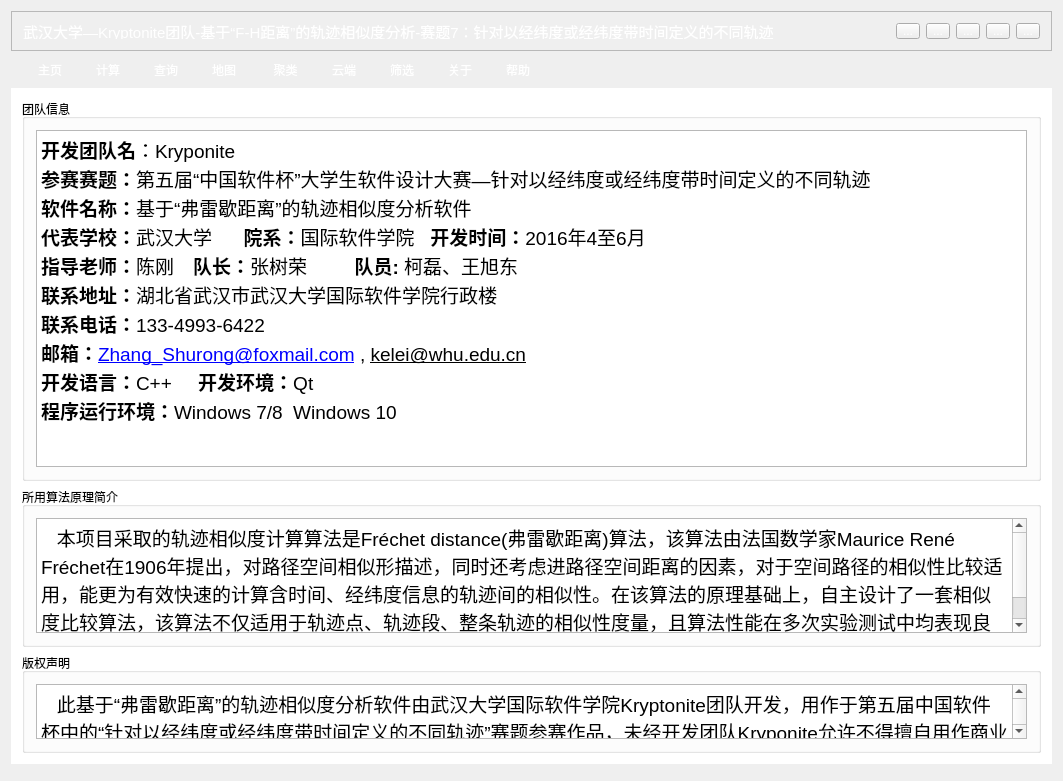
The window that main/mainwindow.ui (ZhangShurong/Trajectory-similarity) describes before a commit, drawn with Qt 5.
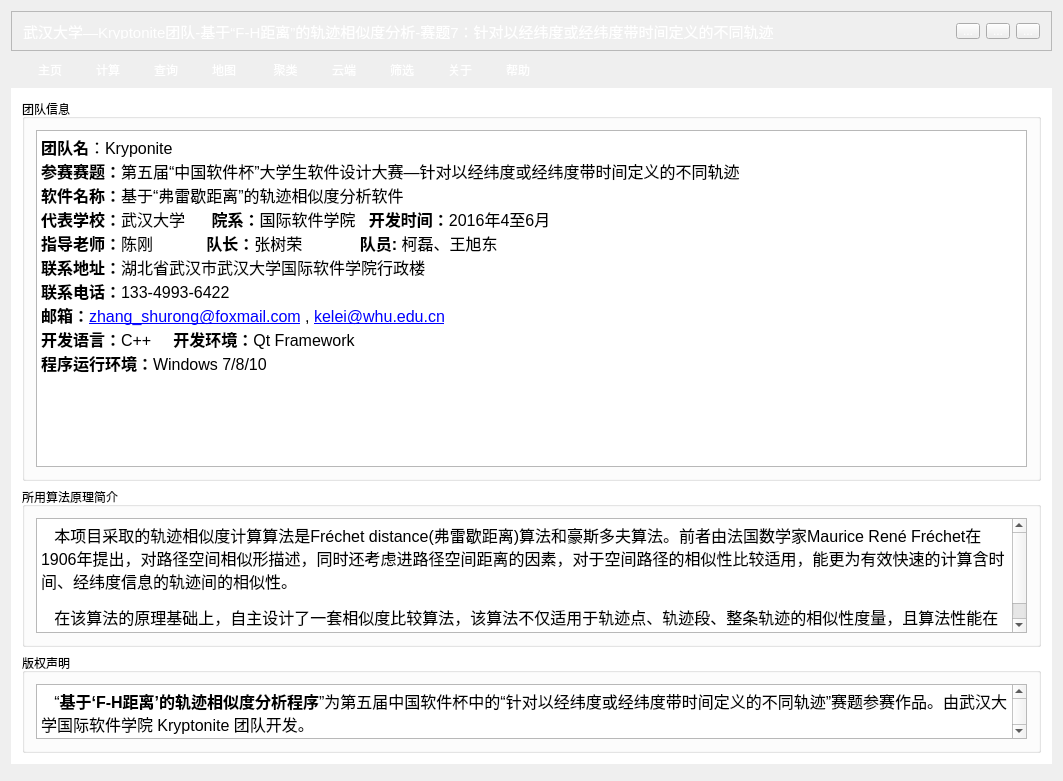
The same window after the commit. The open tabs and pages were chosen to show the change. Icons and pictures are not drawn. Custom widgets are drawn as their Qt base class.

Commit message: UI font and margin tweak.

Patch:
```diff
--- a/main/mainwindow.ui
+++ b/main/mainwindow.ui
@@ -206,40 +206,6 @@
          </property>
         </spacer>
        </item>
-       <item>
-        <widget class="QToolButton" name="skinToolButton">
-         <property name="text">
-          <string>...</string>
-         </property>
-         <property name="icon">
-          <iconset resource="res.qrc">
-           <normaloff>:/images/skin_normal.png</normaloff>:/images/skin_normal.png</iconset>
-         </property>
-         <property name="iconSize">
-          <size>
-           <width>27</width>
-           <height>25</height>
-          </size>
-         </property>
-        </widget>
-       </item>
-       <item>
-        <widget class="QToolButton" name="feedToolButton">
-         <property name="text">
-          <string>...</string>
-         </property>
-         <property name="icon">
-          <iconset resource="res.qrc">
-           <normaloff>:/images/feedback_normal.png</normaloff>:/images/feedback_normal.png</iconset>
-         </property>
-         <property name="iconSize">
-          <size>
-           <width>27</width>
-           <height>22</height>
-          </size>
-         </property>
-        </widget>
-       </item>
        <item>
         <widget class="QToolButton" name="menuToolButton">
          <property name="text">
@@ -1903,16 +1869,16 @@
 &lt;html&gt;&lt;head&gt;&lt;meta name=&quot;qrichtext&quot; content=&quot;1&quot; /&gt;&lt;style type=&quot;text/css&quot;&gt;
 p, li { white-space: pre-wrap; }
 &lt;/style&gt;&lt;/head&gt;&lt;body style=&quot; font-family:'微软雅黑'; font-size:9pt; font-weight:400; font-style:normal;&quot;&gt;
-&lt;p style=&quot; margin-top:0px; margin-bottom:0px; margin-left:0px; margin-right:0px; -qt-block-indent:0; text-indent:0px;&quot;&gt;&lt;span style=&quot; font-family:'仿宋'; font-size:14pt; font-weight:600;&quot;&gt;开发团队名&lt;/span&gt;&lt;span style=&quot; font-family:'仿宋'; font-size:14pt;&quot;&gt;：Kryponite&lt;/span&gt; &lt;/p&gt;
-&lt;p style=&quot; margin-top:0px; margin-bottom:0px; margin-left:0px; margin-right:0px; -qt-block-indent:0; text-indent:0px;&quot;&gt;&lt;span style=&quot; font-family:'仿宋'; font-size:14pt; font-weight:600;&quot;&gt;参赛赛题：&lt;/span&gt;&lt;span style=&quot; font-family:'仿宋'; font-size:14pt;&quot;&gt;第五届“中国软件杯”大学生软件设计大赛—针对以经纬度或经纬度带时间定义的不同轨迹&lt;/span&gt; &lt;/p&gt;
-&lt;p style=&quot; margin-top:0px; margin-bottom:0px; margin-left:0px; margin-right:0px; -qt-block-indent:0; text-indent:0px;&quot;&gt;&lt;span style=&quot; font-family:'仿宋'; font-size:14pt; font-weight:600;&quot;&gt;软件名称：&lt;/span&gt;&lt;span style=&quot; font-family:'仿宋'; font-size:14pt;&quot;&gt;基于“弗雷歇距离”的轨迹相似度分析软件&lt;/span&gt; &lt;/p&gt;
-&lt;p style=&quot; margin-top:0px; margin-bottom:0px; margin-left:0px; margin-right:0px; -qt-block-indent:0; text-indent:0px;&quot;&gt;&lt;span style=&quot; font-family:'仿宋'; font-size:14pt; font-weight:600;&quot;&gt;代表学校：&lt;/span&gt;&lt;span style=&quot; font-family:'仿宋'; font-size:14pt;&quot;&gt;武汉大学 &lt;/span&gt;&lt;span style=&quot; font-size:14pt;&quot;&gt;    &lt;/span&gt;&lt;span style=&quot; font-size:14pt; font-weight:600;&quot;&gt; &lt;/span&gt;&lt;span style=&quot; font-family:'仿宋'; font-size:14pt; font-weight:600;&quot;&gt;院系：&lt;/span&gt;&lt;span style=&quot; font-family:'仿宋'; font-size:14pt;&quot;&gt;国际软件学院 &lt;/span&gt;&lt;span style=&quot; font-size:14pt;&quot;&gt;  &lt;/span&gt;&lt;span style=&quot; font-family:'仿宋'; font-size:14pt; font-weight:600;&quot;&gt;开发时间：&lt;/span&gt;&lt;span style=&quot; font-family:'仿宋'; font-size:14pt;&quot;&gt;2016年4至6月&lt;/span&gt; &lt;/p&gt;
-&lt;p style=&quot; margin-top:0px; margin-bottom:0px; margin-left:0px; margin-right:0px; -qt-block-indent:0; text-indent:0px;&quot;&gt;&lt;span style=&quot; font-family:'仿宋'; font-size:14pt; font-weight:600;&quot;&gt;指导老师：&lt;/span&gt;&lt;span style=&quot; font-family:'仿宋'; font-size:14pt;&quot;&gt;陈刚 &lt;/span&gt;&lt;span style=&quot; font-size:14pt;&quot;&gt;  &lt;/span&gt; &lt;span style=&quot; font-family:'仿宋'; font-size:14pt; font-weight:600;&quot;&gt;队长：&lt;/span&gt;&lt;span style=&quot; font-family:'仿宋'; font-size:14pt;&quot;&gt;张树荣 &lt;/span&gt;&lt;span style=&quot; font-size:14pt;&quot;&gt;      &lt;/span&gt;&lt;span style=&quot; font-size:14pt; font-weight:600;&quot;&gt; &lt;/span&gt;&lt;span style=&quot; font-family:'仿宋'; font-size:14pt; font-weight:600;&quot;&gt; 队员:&lt;/span&gt;&lt;span style=&quot; font-size:14pt; font-weight:600;&quot;&gt; &lt;/span&gt;&lt;span style=&quot; font-family:'仿宋'; font-size:14pt;&quot;&gt;柯磊、王旭东&lt;/span&gt; &lt;/p&gt;
-&lt;p style=&quot; margin-top:0px; margin-bottom:0px; margin-left:0px; margin-right:0px; -qt-block-indent:0; text-indent:0px;&quot;&gt;&lt;span style=&quot; font-family:'仿宋'; font-size:14pt; font-weight:600;&quot;&gt;联系地址：&lt;/span&gt;&lt;span style=&quot; font-family:'仿宋'; font-size:14pt;&quot;&gt;湖北省武汉市武汉大学国际软件学院行政楼&lt;/span&gt; &lt;/p&gt;
-&lt;p style=&quot; margin-top:0px; margin-bottom:0px; margin-left:0px; margin-right:0px; -qt-block-indent:0; text-indent:0px;&quot;&gt;&lt;span style=&quot; font-family:'仿宋'; font-size:14pt; font-weight:600;&quot;&gt;联系电话：&lt;/span&gt;&lt;span style=&quot; font-family:'仿宋'; font-size:14pt;&quot;&gt;133-4993-6422&lt;/span&gt; &lt;/p&gt;
-&lt;p style=&quot; margin-top:0px; margin-bottom:0px; margin-left:0px; margin-right:0px; -qt-block-indent:0; text-indent:0px;&quot;&gt;&lt;span style=&quot; font-family:'仿宋'; font-size:14pt; font-weight:600;&quot;&gt;邮箱：&lt;/span&gt;&lt;a href=&quot;mailto:Zhang_Shurong@foxmail.com&quot;&gt;&lt;span style=&quot; font-family:'仿宋'; font-size:14pt; text-decoration: underline; color:#0000ff;&quot;&gt;Zhang_Shurong@foxmail.com&lt;/span&gt;&lt;/a&gt;&lt;span style=&quot; font-family:'仿宋'; font-size:14pt;&quot;&gt; , &lt;/span&gt;&lt;a href=&quot;mailto:kelei@whu.edu.cn&quot;&gt;&lt;span style=&quot; font-family:'仿宋'; font-size:14pt; text-decoration: underline; color:#000000;&quot;&gt;kelei@whu.edu.cn&lt;/span&gt;&lt;/a&gt;&lt;span style=&quot; font-family:'仿宋'; font-size:14pt;&quot;&gt; &lt;/span&gt;&lt;/p&gt;
-&lt;p style=&quot; margin-top:0px; margin-bottom:0px; margin-left:0px; margin-right:0px; -qt-block-indent:0; text-indent:0px;&quot;&gt;&lt;span style=&quot; font-family:'仿宋'; font-size:14pt; font-weight:600;&quot;&gt;开发语言：&lt;/span&gt;&lt;span style=&quot; font-family:'仿宋'; font-size:14pt;&quot;&gt;C++ &lt;/span&gt;&lt;span style=&quot; font-size:14pt;&quot;&gt; &lt;/span&gt;&lt;span style=&quot; font-family:'仿宋'; font-size:14pt;&quot;&gt; &lt;/span&gt;&lt;span style=&quot; font-size:14pt;&quot;&gt;  &lt;/span&gt;&lt;span style=&quot; font-family:'仿宋'; font-size:14pt; font-weight:600;&quot;&gt;开发环境：&lt;/span&gt;&lt;span style=&quot; font-family:'仿宋'; font-size:14pt;&quot;&gt;Qt&lt;/span&gt; &lt;/p&gt;
-&lt;p style=&quot; margin-top:0px; margin-bottom:0px; margin-left:0px; margin-right:0px; -qt-block-indent:0; text-indent:0px;&quot;&gt;&lt;span style=&quot; font-family:'仿宋'; font-size:14pt; font-weight:600;&quot;&gt;程序运行环境：&lt;/span&gt;&lt;span style=&quot; font-family:'仿宋'; font-size:14pt;&quot;&gt;Windows 7/8 &lt;/span&gt;&lt;span style=&quot; font-size:14pt;&quot;&gt; &lt;/span&gt;&lt;span style=&quot; font-family:'仿宋'; font-size:14pt;&quot;&gt;Windows 10&lt;/span&gt; &lt;/p&gt;&lt;/body&gt;&lt;/html&gt;</string>
+&lt;p style=&quot; margin-top:0px; margin-bottom:0px; margin-left:0px; margin-right:0px; -qt-block-indent:0; text-indent:0px;&quot;&gt;&lt;span style=&quot; font-size:12pt; font-weight:600;&quot;&gt;团队名&lt;/span&gt;&lt;span style=&quot; font-size:12pt;&quot;&gt;：Kryponite&lt;/span&gt;&lt;/p&gt;
+&lt;p style=&quot; margin-top:0px; margin-bottom:0px; margin-left:0px; margin-right:0px; -qt-block-indent:0; text-indent:0px;&quot;&gt;&lt;span style=&quot; font-size:12pt; font-weight:600;&quot;&gt;参赛赛题：&lt;/span&gt;&lt;span style=&quot; font-size:12pt;&quot;&gt;第五届“中国软件杯”大学生软件设计大赛—针对以经纬度或经纬度带时间定义的不同轨迹 &lt;/span&gt;&lt;/p&gt;
+&lt;p style=&quot; margin-top:0px; margin-bottom:0px; margin-left:0px; margin-right:0px; -qt-block-indent:0; text-indent:0px;&quot;&gt;&lt;span style=&quot; font-size:12pt; font-weight:600;&quot;&gt;软件名称：&lt;/span&gt;&lt;span style=&quot; font-size:12pt;&quot;&gt;基于“弗雷歇距离”的轨迹相似度分析软件 &lt;/span&gt;&lt;/p&gt;
+&lt;p style=&quot; margin-top:0px; margin-bottom:0px; margin-left:0px; margin-right:0px; -qt-block-indent:0; text-indent:0px;&quot;&gt;&lt;span style=&quot; font-size:12pt; font-weight:600;&quot;&gt;代表学校：&lt;/span&gt;&lt;span style=&quot; font-size:12pt;&quot;&gt;武汉大学     &lt;/span&gt;&lt;span style=&quot; font-size:12pt; font-weight:600;&quot;&gt; 院系：&lt;/span&gt;&lt;span style=&quot; font-size:12pt;&quot;&gt;国际软件学院   &lt;/span&gt;&lt;span style=&quot; font-size:12pt; font-weight:600;&quot;&gt;开发时间：&lt;/span&gt;&lt;span style=&quot; font-size:12pt;&quot;&gt;2016年4至6月 &lt;/span&gt;&lt;/p&gt;
+&lt;p style=&quot; margin-top:0px; margin-bottom:0px; margin-left:0px; margin-right:0px; -qt-block-indent:0; text-indent:0px;&quot;&gt;&lt;span style=&quot; font-size:12pt; font-weight:600;&quot;&gt;指导老师：&lt;/span&gt;&lt;span style=&quot; font-size:12pt;&quot;&gt;陈刚            &lt;/span&gt;&lt;span style=&quot; font-size:12pt; font-weight:600;&quot;&gt;队长：&lt;/span&gt;&lt;span style=&quot; font-size:12pt;&quot;&gt;张树荣       &lt;/span&gt;&lt;span style=&quot; font-size:12pt; font-weight:600;&quot;&gt;      队员: &lt;/span&gt;&lt;span style=&quot; font-size:12pt;&quot;&gt;柯磊、王旭东 &lt;/span&gt;&lt;/p&gt;
+&lt;p style=&quot; margin-top:0px; margin-bottom:0px; margin-left:0px; margin-right:0px; -qt-block-indent:0; text-indent:0px;&quot;&gt;&lt;span style=&quot; font-size:12pt; font-weight:600;&quot;&gt;联系地址：&lt;/span&gt;&lt;span style=&quot; font-size:12pt;&quot;&gt;湖北省武汉市武汉大学国际软件学院行政楼 &lt;/span&gt;&lt;/p&gt;
+&lt;p style=&quot; margin-top:0px; margin-bottom:0px; margin-left:0px; margin-right:0px; -qt-block-indent:0; text-indent:0px;&quot;&gt;&lt;span style=&quot; font-size:12pt; font-weight:600;&quot;&gt;联系电话：&lt;/span&gt;&lt;span style=&quot; font-size:12pt;&quot;&gt;133-4993-6422 &lt;/span&gt;&lt;/p&gt;
+&lt;p style=&quot; margin-top:0px; margin-bottom:0px; margin-left:0px; margin-right:0px; -qt-block-indent:0; text-indent:0px;&quot;&gt;&lt;span style=&quot; font-size:12pt; font-weight:600;&quot;&gt;邮箱：&lt;/span&gt;&lt;a href=&quot;mailto:Zhang_Shurong@foxmail.com&quot;&gt;&lt;span style=&quot; font-size:12pt; text-decoration: underline; color:#0000ff;&quot;&gt;zhang_shurong@foxmail.com&lt;/span&gt;&lt;/a&gt;&lt;span style=&quot; font-size:12pt;&quot;&gt; , &lt;/span&gt;&lt;a href=&quot;mailto:kelei@whu.edu.cn&quot;&gt;&lt;span style=&quot; font-size:12pt; text-decoration: underline; color:#0000ff;&quot;&gt;kelei@whu.edu.cn&lt;/span&gt;&lt;/a&gt;&lt;span style=&quot; font-size:12pt;&quot;&gt; &lt;/span&gt;&lt;/p&gt;
+&lt;p style=&quot; margin-top:0px; margin-bottom:0px; margin-left:0px; margin-right:0px; -qt-block-indent:0; text-indent:0px;&quot;&gt;&lt;span style=&quot; font-size:12pt; font-weight:600;&quot;&gt;开发语言：&lt;/span&gt;&lt;span style=&quot; font-size:12pt;&quot;&gt;C++     &lt;/span&gt;&lt;span style=&quot; font-size:12pt; font-weight:600;&quot;&gt;开发环境：&lt;/span&gt;&lt;span style=&quot; font-size:12pt;&quot;&gt;Qt Framework&lt;/span&gt;&lt;/p&gt;
+&lt;p style=&quot; margin-top:0px; margin-bottom:0px; margin-left:0px; margin-right:0px; -qt-block-indent:0; text-indent:0px;&quot;&gt;&lt;span style=&quot; font-size:12pt; font-weight:600;&quot;&gt;程序运行环境：&lt;/span&gt;&lt;span style=&quot; font-size:12pt;&quot;&gt;Windows 7/8/10&lt;/span&gt;&lt;/p&gt;&lt;/body&gt;&lt;/html&gt;</string>
              </property>
             </widget>
            </item>
@@ -1950,7 +1916,8 @@
 &lt;html&gt;&lt;head&gt;&lt;meta name=&quot;qrichtext&quot; content=&quot;1&quot; /&gt;&lt;style type=&quot;text/css&quot;&gt;
 p, li { white-space: pre-wrap; }
 &lt;/style&gt;&lt;/head&gt;&lt;body style=&quot; font-family:'微软雅黑'; font-size:9pt; font-weight:400; font-style:normal;&quot;&gt;
-&lt;p style=&quot; margin-top:12px; margin-bottom:12px; margin-left:0px; margin-right:0px; -qt-block-indent:0; text-indent:0px;&quot;&gt;&lt;span style=&quot; font-family:'仿宋'; font-size:14pt;&quot;&gt;   本项目采取的轨迹相似度计算算法是Fréchet distance(弗雷歇距离)算法，该算法由法国数学家Maurice René Fréchet在1906年提出，对路径空间相似形描述，同时还考虑进路径空间距离的因素，对于空间路径的相似性比较适用，能更为有效快速的计算含时间、经纬度信息的轨迹间的相似性。在该算法的原理基础上，自主设计了一套相似度比较算法，该算法不仅适用于轨迹点、轨迹段、整条轨迹的相似性度量，且算法性能在多次实验测试中均表现良好。在这个核心算法实现的基础上，我们完成了对轨迹相似性度量软件的开发，作为我们的参赛作品。&lt;/span&gt;&lt;/p&gt;&lt;/body&gt;&lt;/html&gt;</string>
+&lt;p style=&quot; margin-top:12px; margin-bottom:12px; margin-left:0px; margin-right:0px; -qt-block-indent:0; text-indent:0px;&quot;&gt;&lt;span style=&quot; font-size:12pt;&quot;&gt;   本项目采取的轨迹相似度计算算法是Fréchet distance(弗雷歇距离)算法和豪斯多夫算法。前者由法国数学家Maurice René Fréchet在1906年提出，对路径空间相似形描述，同时还考虑进路径空间距离的因素，对于空间路径的相似性比较适用，能更为有效快速的计算含时间、经纬度信息的轨迹间的相似性。&lt;/span&gt;&lt;/p&gt;
+&lt;p style=&quot; margin-top:12px; margin-bottom:12px; margin-left:0px; margin-right:0px; -qt-block-indent:0; text-indent:0px;&quot;&gt;&lt;span style=&quot; font-size:12pt;&quot;&gt;   在该算法的原理基础上，自主设计了一套相似度比较算法，该算法不仅适用于轨迹点、轨迹段、整条轨迹的相似性度量，且算法性能在多次实验测试中均表现良好。在这个核心算法实现的基础上，我们完成了对轨迹相似性度量软件的开发，作为我们的参赛作品。&lt;/span&gt;&lt;/p&gt;&lt;/body&gt;&lt;/html&gt;</string>
              </property>
             </widget>
            </item>
@@ -1985,7 +1952,7 @@
 &lt;html&gt;&lt;head&gt;&lt;meta name=&quot;qrichtext&quot; content=&quot;1&quot; /&gt;&lt;style type=&quot;text/css&quot;&gt;
 p, li { white-space: pre-wrap; }
 &lt;/style&gt;&lt;/head&gt;&lt;body style=&quot; font-family:'微软雅黑'; font-size:9pt; font-weight:400; font-style:normal;&quot;&gt;
-&lt;p style=&quot; margin-top:12px; margin-bottom:12px; margin-left:0px; margin-right:0px; -qt-block-indent:0; text-indent:0px;&quot;&gt;&lt;span style=&quot; font-family:'仿宋'; font-size:14pt;&quot;&gt;   此基于“弗雷歇距离”的轨迹相似度分析软件由武汉大学国际软件学院Kryptonite团队开发，用作于第五届中国软件杯中的“针对以经纬度或经纬度带时间定义的不同轨迹”赛题参赛作品，未经开发团队Kryponite允许不得擅自用作商业用途。&lt;/span&gt; &lt;/p&gt;&lt;/body&gt;&lt;/html&gt;</string>
+&lt;p style=&quot; margin-top:12px; margin-bottom:12px; margin-left:0px; margin-right:0px; -qt-block-indent:0; text-indent:0px;&quot;&gt;&lt;span style=&quot; font-size:12pt;&quot;&gt;   “&lt;/span&gt;&lt;span style=&quot; font-size:12pt; font-weight:600;&quot;&gt;基于‘F-H距离’的轨迹相似度分析程序&lt;/span&gt;&lt;span style=&quot; font-size:12pt;&quot;&gt;”为第五届中国软件杯中的“针对以经纬度或经纬度带时间定义的不同轨迹”赛题参赛作品。由武汉大学国际软件学院 Kryptonite 团队开发。&lt;/span&gt;&lt;/p&gt;&lt;/body&gt;&lt;/html&gt;</string>
              </property>
             </widget>
            </item>
```
Left out of the diff: 38 changed lines with no effect on the pictures.
